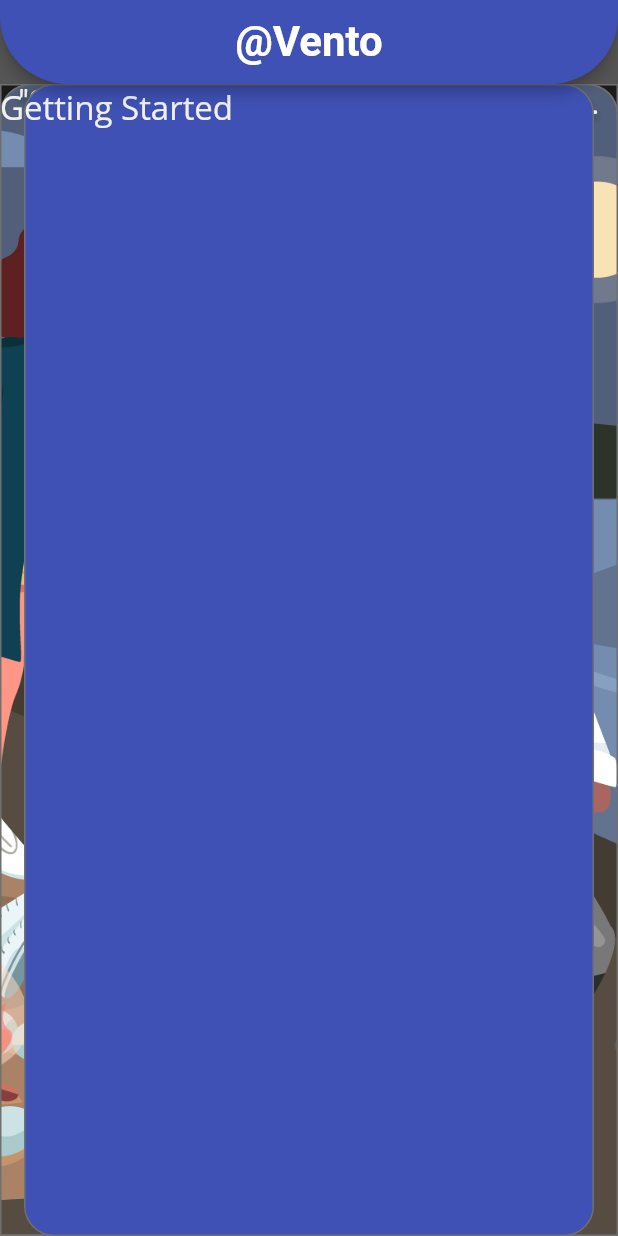
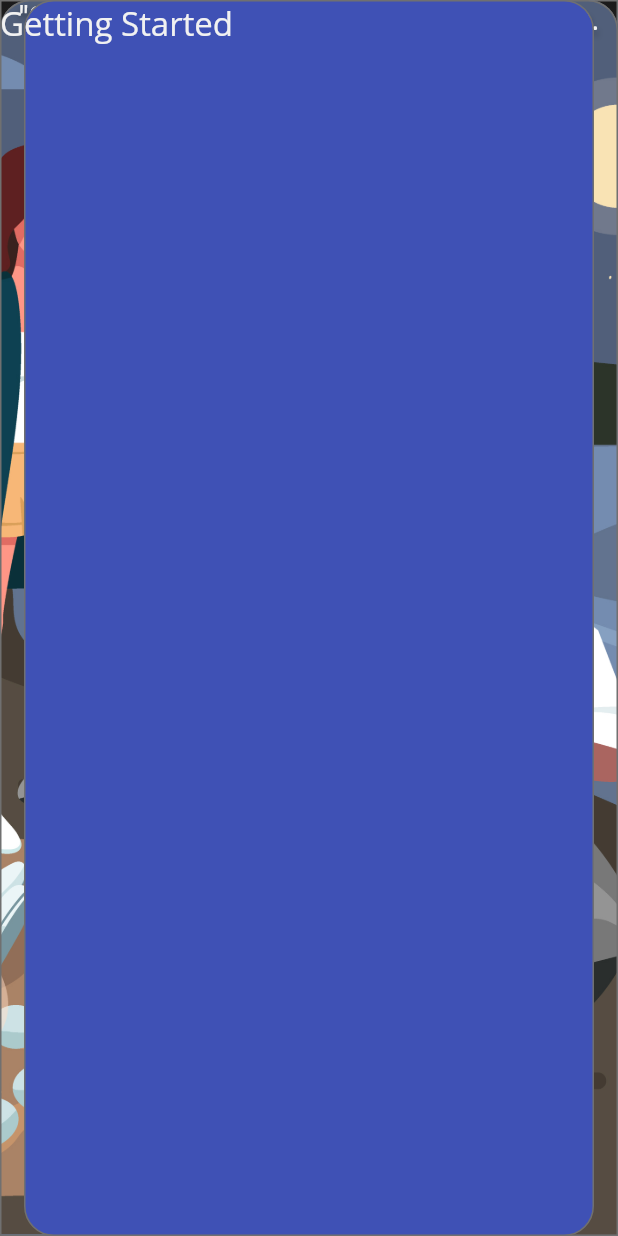
Before and after one commit to JasperDanC/AtEvent, a Flutter app: the screen it shows after launch, on a phone screen of 412 x 824 dp. Run offline on Flutter 3.47's test engine with Material 2 defaults, Android fonts, the phone set to English and light mode, and no system bars; our stand-ins replace syncfusion_flutter_calendar, toggle_switch; missing offline and left inert: adobe_xd, at_client_mobile, at_commons, at_demo_data, at_server_status; Roboto replaces fonts that are missing (Open Sans, Segoe UI).

Commit message:
remove appbar from main

```diff
--- a/at_event/lib/main.dart
+++ b/at_event/lib/main.dart
@@ -12,25 +12,8 @@ class Vento extends StatelessWidget {
       theme: ThemeData.dark().copyWith(
           primaryColor: kForegroundGrey,
           scaffoldBackgroundColor: kBackgroundGrey),
-      home: Scaffold(
-        appBar: AppBar(
-          shape: RoundedRectangleBorder(
-              borderRadius: BorderRadius.only(
-            bottomRight: Radius.circular(45.0),
-            bottomLeft: Radius.circular(45.0),
-          )),
-          centerTitle: true,
-          backgroundColor: kPrimaryBlue,
-          title: Text(
-            "@Vento",
-            style: TextStyle(
-                fontSize: 28.0,
-                fontWeight: FontWeight.bold,
-                color: Colors.white),
-          ),
-        ),
-        body: WelcomeScreen(),
-      ),
+      home: WelcomeScreen(),
+
     );
   }
 }
```
